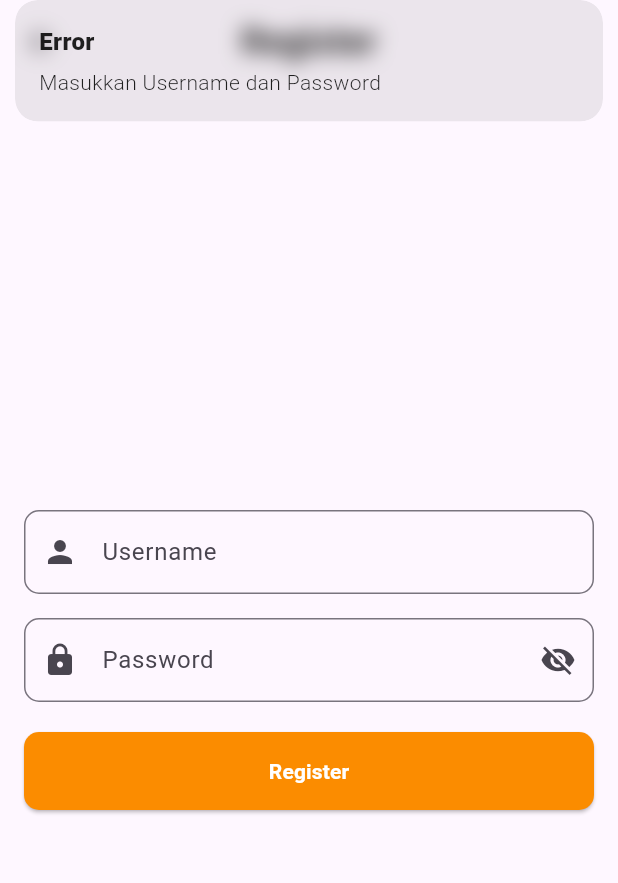
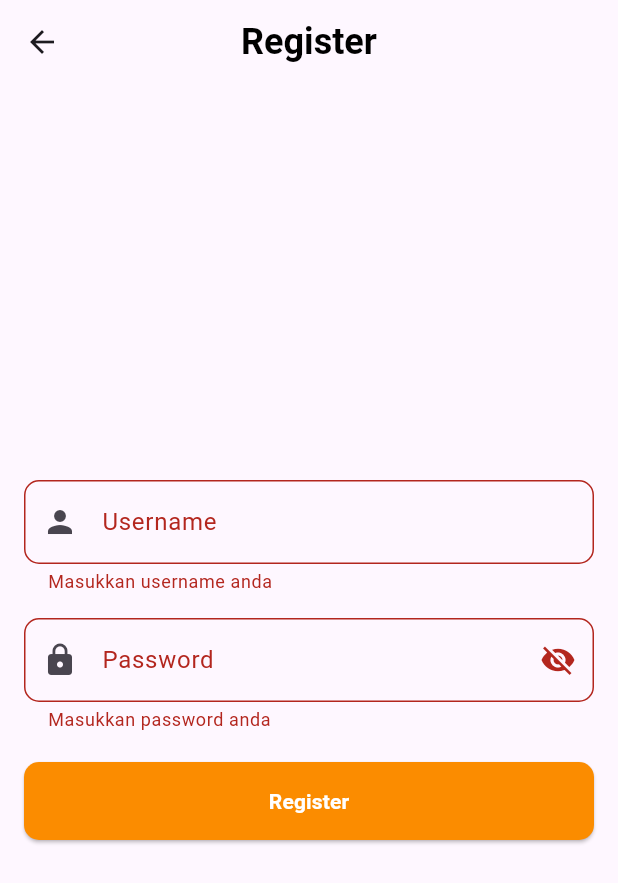
Before and after one commit to KrisnaPrasetya/catatan-harian-app, a Flutter app: the RegisterScreen screen opened by its route, after a tap on "Register", on a phone screen of 412 x 824 dp. Shown: the top 883 px of the screen. Run offline on Flutter 3.47's test engine with Material 3 defaults, Android fonts, the phone set to English and light mode, and no system bars; our stand-ins replace flutter_secure_storage, get; accounts and stored records are empty.

Commit message:
Refactor code to remove empty username and add  password validation in RegisterController

```diff
--- a/lib/modules/auth/register/controller/register_controller.dart
+++ b/lib/modules/auth/register/controller/register_controller.dart
@@ -44,11 +44,6 @@ class RegisterController extends GetxController {
           usersJson = await storage.read(key: 'users') ?? '[]';
       final users = json.decode(usersJson) as List;
 
-      //Memerikasa apakah username atau password kosong
-      if (username.isEmpty || password.isEmpty) {
-        Get.snackbar('Error', 'Masukkan Username dan Password');
-        return;
-      }
 
       // Memeriksa apakah username sudah digunakan
       if (users.any((u) => u['username'] == username)) {
--- a/lib/modules/auth/register/screen/register_screen.dart
+++ b/lib/modules/auth/register/screen/register_screen.dart
@@ -7,6 +7,8 @@ class RegisterScreen extends StatelessWidget {
 
   @override
   Widget build(BuildContext context) {
+    final _formKey = GlobalKey<FormState>();
+
     return GetBuilder<RegisterController>(
         init: RegisterController(),
         builder: (controller) {
@@ -28,10 +30,12 @@ class RegisterScreen extends StatelessWidget {
             ),
             body: Padding(
               padding: const EdgeInsets.all(16.0),
+              child: Form(
+                key: _formKey,
                 child: Column(
                   mainAxisAlignment: MainAxisAlignment.center,
                   children: [
-                  TextField(
+                    TextFormField(
                       controller: controller.usernameController,
                       decoration: InputDecoration(
                         labelText: 'Username',
@@ -42,9 +46,16 @@ class RegisterScreen extends StatelessWidget {
                           borderSide: const BorderSide(color: Colors.grey),
                         ),
                       ),
+                      validator: (value) {
+                        if (value == null || value.isEmpty) {
+                          return 'Masukkan username anda';
+                        }
+                        return null;
+                      },
                     ),
                     SizedBox(height: 16),
-                  Obx(() => TextField(
+                    Obx(
+                      () => TextFormField(
                         controller: controller.passwordController,
                         decoration: InputDecoration(
                           prefixIcon: Icon(Icons.lock),
@@ -62,13 +73,26 @@ class RegisterScreen extends StatelessWidget {
                             onPressed: controller.togglePasswordVisibility,
                           ),
                         ),
+                        validator: (value) {
+                          if (value == null || value.isEmpty) {
+                            return 'Masukkan password anda';
+                          } else if (value.length < 6) {
+                            return 'Password minimal 6 karakter!';
+                          }
+                          return null;
+                        },
                         obscureText: controller.isPasswordHidden.value,
-                      )),
+                      ),
+                    ),
                     SizedBox(height: 20),
                     SizedBox(
                       width: Get.width,
                       child: ElevatedButton(
-                      onPressed: controller.register,
+                        onPressed: () {
+                          if (_formKey.currentState!.validate()) {
+                            controller.register();
+                          }
+                        },
                         style: ElevatedButton.styleFrom(
                           backgroundColor: Colors.orange[600],
                           padding: EdgeInsets.all(16),
@@ -86,6 +110,7 @@ class RegisterScreen extends StatelessWidget {
                   ],
                 ),
               ),
+            ),
           );
         });
   }
```
Lines whose indentation alone changed are shown as unchanged.
